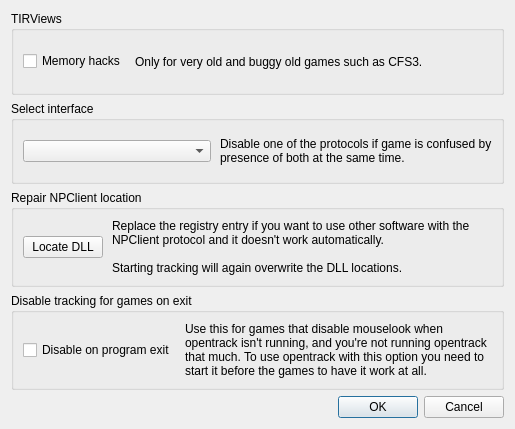
Before: the Qt Designer form proto-ft/ftnoir_ftcontrols.ui in opentrack/opentrack, drawn with Qt 5.
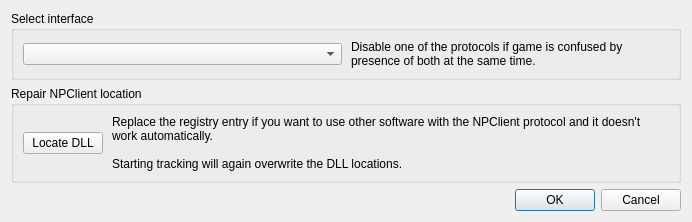
After: the same form once the commit is applied. Icons and pictures are not drawn.

Patch:
```diff
--- a/proto-ft/ftnoir_ftcontrols.ui
+++ b/proto-ft/ftnoir_ftcontrols.ui
@@ -8,23 +8,15 @@
   <property name="enabled">
    <bool>true</bool>
   </property>
-  <property name="geometry">
-   <rect>
-    <x>0</x>
-    <y>0</y>
-    <width>515</width>
-    <height>429</height>
-   </rect>
-  </property>
   <property name="sizePolicy">
-   <sizepolicy hsizetype="Fixed" vsizetype="Fixed">
+   <sizepolicy hsizetype="Maximum" vsizetype="Maximum">
     <horstretch>0</horstretch>
     <verstretch>0</verstretch>
    </sizepolicy>
   </property>
   <property name="minimumSize">
    <size>
-    <width>0</width>
+    <width>571</width>
     <height>0</height>
    </size>
   </property>
@@ -42,97 +34,14 @@
    <bool>false</bool>
   </property>
   <layout class="QGridLayout" name="gridLayout_2">
-   <item row="1" column="0">
-    <widget class="QGroupBox" name="groupBox_3">
-     <property name="sizePolicy">
-      <sizepolicy hsizetype="Preferred" vsizetype="Preferred">
-       <horstretch>0</horstretch>
-       <verstretch>0</verstretch>
-      </sizepolicy>
-     </property>
-     <property name="title">
-      <string>Select interface</string>
-     </property>
-     <property name="alignment">
-      <set>Qt::AlignJustify|Qt::AlignTop</set>
-     </property>
-     <property name="flat">
-      <bool>false</bool>
-     </property>
-     <layout class="QHBoxLayout" name="horizontalLayout_3">
-      <property name="spacing">
-       <number>9</number>
-      </property>
-      <item>
-       <widget class="QComboBox" name="cbxSelectInterface"/>
-      </item>
-      <item>
-       <widget class="QLabel" name="label_8">
-        <property name="text">
-         <string>Disable one of the protocols if game is confused by presence of both at the same time.</string>
-        </property>
-        <property name="wordWrap">
-         <bool>true</bool>
-        </property>
-       </widget>
-      </item>
-     </layout>
-    </widget>
-   </item>
-   <item row="0" column="0">
-    <widget class="QGroupBox" name="groupBox">
-     <property name="sizePolicy">
-      <sizepolicy hsizetype="Preferred" vsizetype="Preferred">
-       <horstretch>0</horstretch>
-       <verstretch>0</verstretch>
-      </sizepolicy>
-     </property>
-     <property name="title">
-      <string>TIRViews</string>
-     </property>
-     <property name="alignment">
-      <set>Qt::AlignJustify|Qt::AlignTop</set>
-     </property>
-     <property name="flat">
-      <bool>false</bool>
-     </property>
-     <layout class="QHBoxLayout" name="horizontalLayout_4">
-      <property name="spacing">
-       <number>9</number>
-      </property>
-      <item>
-       <widget class="QCheckBox" name="chkTIRViews">
-        <property name="sizePolicy">
-         <sizepolicy hsizetype="Maximum" vsizetype="Fixed">
-          <horstretch>0</horstretch>
-          <verstretch>0</verstretch>
-         </sizepolicy>
-        </property>
-        <property name="text">
-         <string>Memory hacks</string>
-        </property>
-       </widget>
-      </item>
-      <item>
-       <widget class="QLabel" name="label_2">
-        <property name="text">
-         <string>Only for very old and buggy old games such as CFS3.</string>
-        </property>
-        <property name="scaledContents">
-         <bool>false</bool>
-        </property>
-        <property name="alignment">
-         <set>Qt::AlignLeading|Qt::AlignLeft|Qt::AlignVCenter</set>
-        </property>
-        <property name="wordWrap">
-         <bool>true</bool>
-        </property>
-       </widget>
-      </item>
-     </layout>
-    </widget>
-   </item>
    <item row="2" column="0">
+    <widget class="QDialogButtonBox" name="buttonBox">
+     <property name="standardButtons">
+      <set>QDialogButtonBox::Cancel|QDialogButtonBox::Ok</set>
+     </property>
+    </widget>
+   </item>
+   <item row="1" column="0">
     <widget class="QGroupBox" name="groupBox_4">
      <property name="sizePolicy">
       <sizepolicy hsizetype="Preferred" vsizetype="Preferred">
@@ -181,15 +90,8 @@
      </layout>
     </widget>
    </item>
-   <item row="4" column="0">
-    <widget class="QDialogButtonBox" name="buttonBox">
-     <property name="standardButtons">
-      <set>QDialogButtonBox::Cancel|QDialogButtonBox::Ok</set>
-     </property>
-    </widget>
-   </item>
-   <item row="3" column="0">
-    <widget class="QGroupBox" name="groupBox_2">
+   <item row="0" column="0">
+    <widget class="QGroupBox" name="groupBox_3">
      <property name="sizePolicy">
       <sizepolicy hsizetype="Preferred" vsizetype="Preferred">
        <horstretch>0</horstretch>
@@ -197,29 +99,25 @@
       </sizepolicy>
      </property>
      <property name="title">
-      <string>Disable tracking for games on exit</string>
+      <string>Select interface</string>
      </property>
-     <layout class="QHBoxLayout" name="horizontalLayout">
+     <property name="alignment">
+      <set>Qt::AlignJustify|Qt::AlignTop</set>
+     </property>
+     <property name="flat">
+      <bool>false</bool>
+     </property>
+     <layout class="QHBoxLayout" name="horizontalLayout_3">
       <property name="spacing">
        <number>9</number>
       </property>
       <item>
-       <widget class="QCheckBox" name="close_on_exit">
-        <property name="sizePolicy">
-         <sizepolicy hsizetype="Maximum" vsizetype="Preferred">
-          <horstretch>0</horstretch>
-          <verstretch>0</verstretch>
-         </sizepolicy>
-        </property>
-        <property name="text">
-         <string>Disable on program exit</string>
-        </property>
-       </widget>
+       <widget class="QComboBox" name="cbxSelectInterface"/>
       </item>
       <item>
-       <widget class="QLabel" name="label">
+       <widget class="QLabel" name="label_8">
         <property name="text">
-         <string>Use this for games that disable mouselook when opentrack isn't running, and you're not running opentrack that much. To use opentrack with this option you need to start it before the games to have it work at all.</string>
+         <string>Disable one of the protocols if game is confused by presence of both at the same time.</string>
         </property>
         <property name="wordWrap">
          <bool>true</bool>
```
